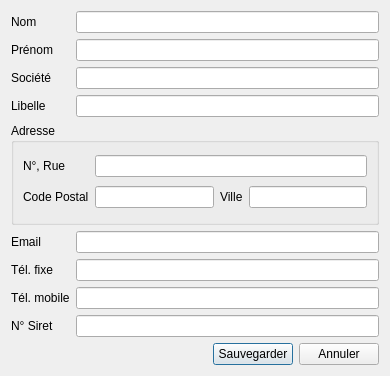
This is src/dialogs/userdatadialog.ui in FACT-Team/FactDev as Qt 5 draws it before an edit. The edited form follows.
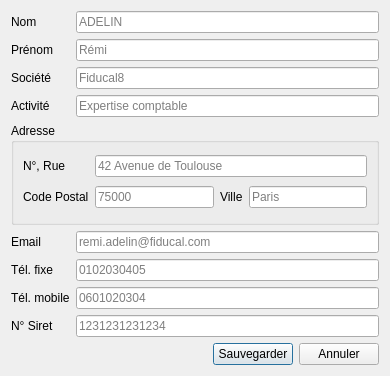
This is the edited form. Icons and pictures are not drawn. Custom widgets are drawn as their Qt base class.

Commit message: Add new "checkfields" and apply it to userdatadialog.ui file

What changed in the file:
```diff
--- a/src/dialogs/userdatadialog.ui
+++ b/src/dialogs/userdatadialog.ui
@@ -26,6 +26,9 @@
      <property name="toolTip">
       <string>Saisir votre numéro de téléphone mobile professionnel</string>
      </property>
+     <property name="placeholderText">
+      <string>0601020304</string>
+     </property>
     </widget>
    </item>
    <item row="1" column="1">
@@ -40,6 +43,9 @@
      <property name="toolTip">
       <string>Saisir votre numéro de siret</string>
      </property>
+     <property name="placeholderText">
+      <string>1231231231234</string>
+     </property>
     </widget>
    </item>
    <item row="8" column="1">
@@ -61,6 +67,9 @@
      <property name="toolTip">
       <string>Saisir votre numéro de téléphone professionnel</string>
      </property>
+     <property name="placeholderText">
+      <string>0102030405</string>
+     </property>
     </widget>
    </item>
    <item row="9" column="1">
@@ -112,7 +121,10 @@
    <item row="4" column="2">
     <widget class="QLineEdit" name="leTitle">
      <property name="toolTip">
-      <string>Saisir l'activité de la société</string>
+      <string>Description de l'activité de la société</string>
+     </property>
+     <property name="placeholderText">
+      <string>Expertise comptable</string>
      </property>
     </widget>
    </item>
@@ -128,6 +140,9 @@
      <property name="toolTip">
       <string>Saisir le nom de votre société</string>
      </property>
+     <property name="placeholderText">
+      <string>Fiducal8</string>
+     </property>
     </widget>
    </item>
    <item row="1" column="2">
@@ -135,12 +150,15 @@
      <property name="toolTip">
       <string>Saisir votre nom</string>
      </property>
+     <property name="placeholderText">
+      <string>ADELIN</string>
+     </property>
     </widget>
    </item>
    <item row="4" column="1">
     <widget class="QLabel" name="lbTitle">
      <property name="text">
-      <string>Libelle</string>
+      <string>Activité</string>
      </property>
     </widget>
    </item>
@@ -155,6 +173,9 @@
         <property name="toolTip">
          <string>Saisir votre ville</string>
         </property>
+        <property name="placeholderText">
+         <string>Paris</string>
+        </property>
        </widget>
       </item>
       <item row="0" column="0">
@@ -176,6 +197,9 @@
         <property name="toolTip">
          <string>Saisir votre code postal</string>
         </property>
+        <property name="placeholderText">
+         <string>75000</string>
+        </property>
        </widget>
       </item>
       <item row="0" column="1" colspan="3">
@@ -183,6 +207,9 @@
         <property name="toolTip">
          <string>Saisir votre adresse</string>
         </property>
+        <property name="placeholderText">
+         <string>42 Avenue de Toulouse</string>
+        </property>
        </widget>
       </item>
       <item row="1" column="0">
@@ -207,10 +234,17 @@
      <property name="toolTip">
       <string>Saisir votre prénom</string>
      </property>
+     <property name="placeholderText">
+      <string>Rémi</string>
+     </property>
     </widget>
    </item>
    <item row="6" column="2">
-    <widget class="CheckEmail" name="leEmail"/>
+    <widget class="CheckEmail" name="leEmail">
+     <property name="placeholderText">
+      <string>remi.adelin@fiducal.com</string>
+     </property>
+    </widget>
    </item>
   </layout>
  </widget>
@@ -263,6 +297,22 @@
     <slot>fieldTextChanged(QString)</slot>
    </slots>
   </customwidget>
+  <customwidget>
+   <class>CheckUntilField</class>
+   <extends>QLineEdit</extends>
+   <header>widgets/checkfields/checkuntilfield.h</header>
+   <slots>
+    <slot>fieldTextChanged(QString)</slot>
+   </slots>
+  </customwidget>
+  <customwidget>
+   <class>CheckValidField</class>
+   <extends>QLineEdit</extends>
+   <header>widgets/checkfields/checkvalidfield.h</header>
+   <slots>
+    <slot>fieldTextChanged(QString)</slot>
+   </slots>
+  </customwidget>
  </customwidgets>
  <tabstops>
   <tabstop>leLastname</tabstop>
```
Left out of the diff: 55 changed lines with no effect on the pictures. The commit also changes 18 other files.
